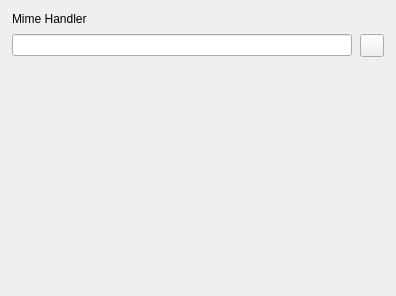
Delitants/eiskaltdcpp, file eiskaltdcpp-qt/ui/UISettingsAdvanced.ui: the form before one commit.
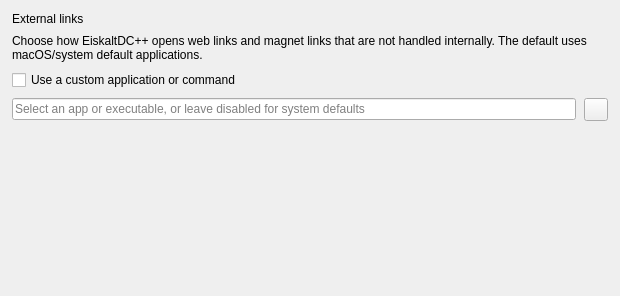
The form after the commit. Custom widgets are drawn as their Qt base class.

Commit message: Fix dark selections and external link settings

```diff
--- a/eiskaltdcpp-qt/ui/UISettingsAdvanced.ui
+++ b/eiskaltdcpp-qt/ui/UISettingsAdvanced.ui
@@ -6,7 +6,7 @@
    <rect>
     <x>0</x>
     <y>0</y>
-    <width>396</width>
+    <width>620</width>
     <height>296</height>
    </rect>
   </property>
@@ -32,17 +32,51 @@
    <property name="verticalSpacing">
     <number>8</number>
    </property>
-   <item row="1" column="0">
-    <widget class="LineEdit" name="lineEdit_MIME"/>
-   </item>
    <item row="0" column="0" colspan="2">
     <widget class="QLabel" name="label_2">
      <property name="text">
-      <string>Mime Handler</string>
+      <string>External links</string>
      </property>
     </widget>
    </item>
-   <item row="2" column="0">
+   <item row="1" column="0" colspan="2">
+    <widget class="QLabel" name="label_MIME_HELP">
+     <property name="text">
+      <string>Choose how EiskaltDC++ opens web links and magnet links that are not handled internally. The default uses macOS/system default applications.</string>
+     </property>
+     <property name="wordWrap">
+      <bool>true</bool>
+     </property>
+    </widget>
+   </item>
+   <item row="2" column="0" colspan="2">
+    <widget class="QCheckBox" name="checkBox_CUSTOM_MIME">
+     <property name="text">
+      <string>Use a custom application or command</string>
+     </property>
+    </widget>
+   </item>
+   <item row="3" column="0">
+    <widget class="LineEdit" name="lineEdit_MIME">
+     <property name="placeholderText">
+      <string>Select an app or executable, or leave disabled for system defaults</string>
+     </property>
+    </widget>
+   </item>
+   <item row="3" column="1">
+    <widget class="QToolButton" name="toolButton_BROWSE">
+     <property name="maximumSize">
+      <size>
+       <width>24</width>
+       <height>16777215</height>
+      </size>
+     </property>
+     <property name="text">
+      <string/>
+     </property>
+    </widget>
+   </item>
+   <item row="4" column="0">
     <spacer name="verticalSpacer">
      <property name="orientation">
       <enum>Qt::Vertical</enum>
@@ -55,19 +89,6 @@
      </property>
     </spacer>
    </item>
-   <item row="1" column="1">
-    <widget class="QToolButton" name="toolButton_BROWSE">
-     <property name="maximumSize">
-      <size>
-       <width>24</width>
-       <height>16777215</height>
-      </size>
-     </property>
-     <property name="text">
-      <string/>
-     </property>
-    </widget>
-   </item>
   </layout>
  </widget>
  <customwidgets>
```
The commit also changes 8 other files.
